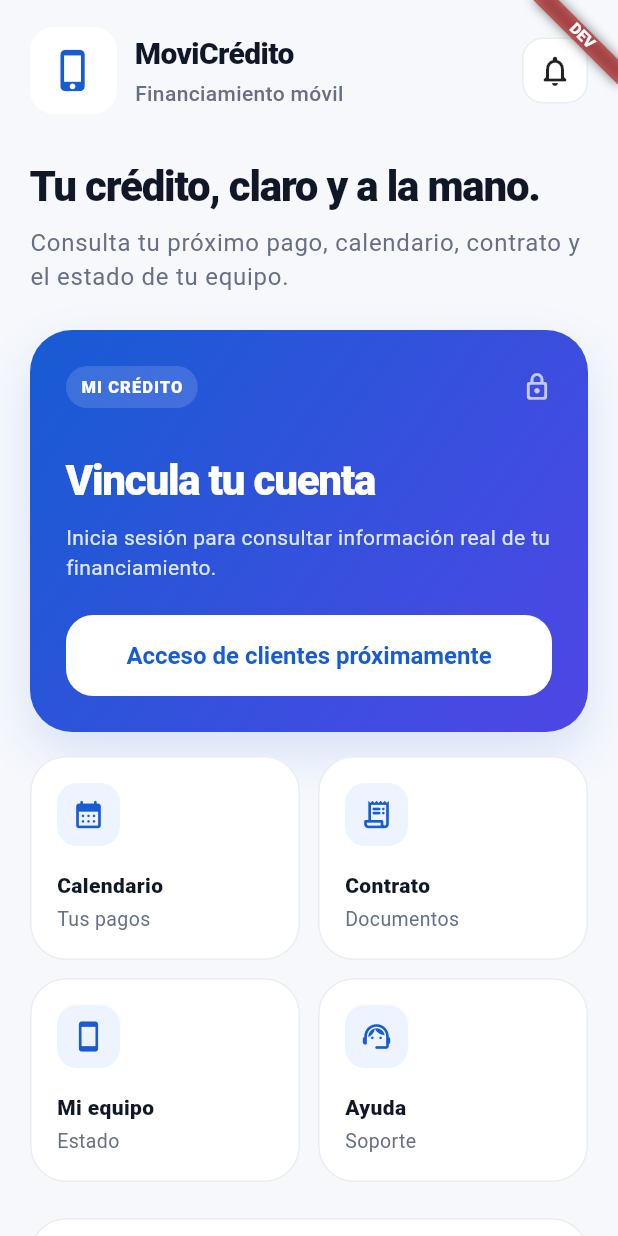
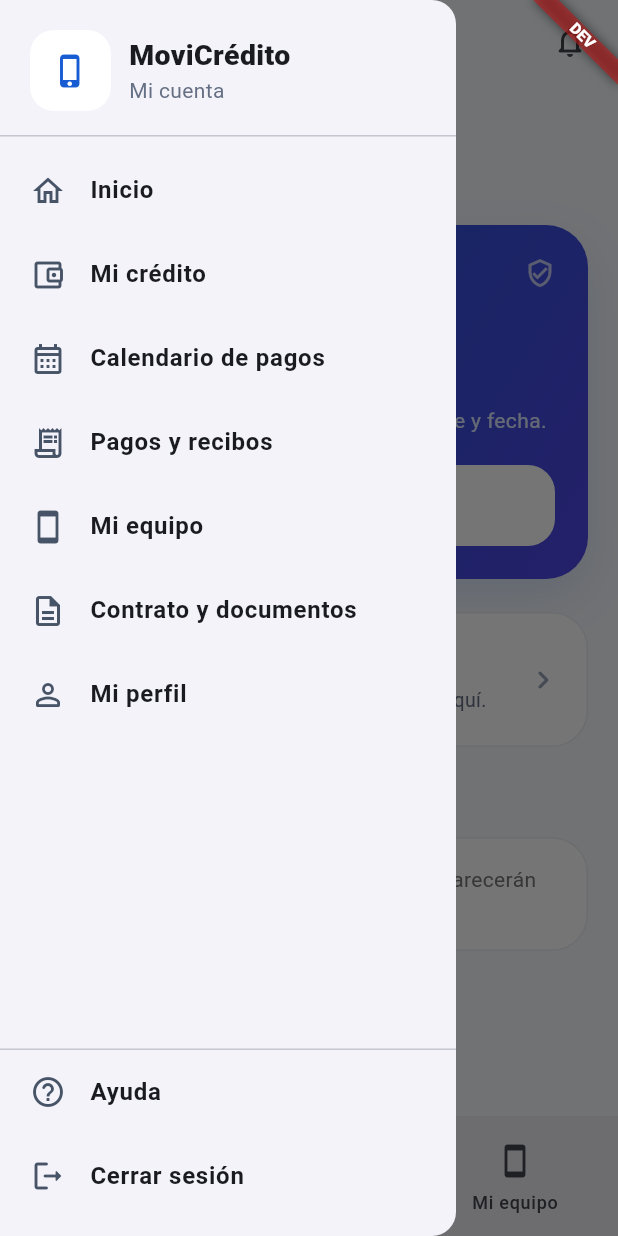
Before and after one commit to sauljavier6/movicredito_app, a Flutter app: the HomePage screen opened directly, with the side drawer open (before the commit the screen has no drawer), on a phone screen of 412 x 824 dp. Run offline on Flutter 3.47's test engine with Material 3 defaults, Android fonts, the phone set to English and light mode, and no system bars; network calls fail.

Commit message:
Simplify credit home and add navigation drawer

```diff
--- a/lib/src/features/home/home_page.dart
+++ b/lib/src/features/home/home_page.dart
@@ -1,8 +1,5 @@
 import 'package:flutter/material.dart';
-import '../../config/app_config.dart';
-
-const _brandLogoUrl =
-    'https://raw.githubusercontent.com/sauljavier6/movicredito_frontend/main/public/logo.jpg';
+import '../../widgets/brand_logo.dart';
 
 class HomePage extends StatelessWidget {
   const HomePage({super.key});
@@ -10,72 +7,122 @@ class HomePage extends StatelessWidget {
   @override
   Widget build(BuildContext context) {
     return Scaffold(
-      body: SafeArea(
-        child: ListView(
-          padding: const EdgeInsets.fromLTRB(20, 18, 20, 32),
+      drawer: const _AppDrawer(),
+      appBar: AppBar(
+        titleSpacing: 0,
+        title: const Row(
           children: [
-            const _Header(),
-            const SizedBox(height: 30),
-            Text(
-              'Tu crédito, claro y a la mano.',
-              style: Theme.of(context).textTheme.headlineMedium?.copyWith(
-                    fontWeight: FontWeight.w800,
-                    letterSpacing: -0.8,
-                    color: const Color(0xFF101828),
+            BrandLogo(size: 38, borderRadius: 11),
+            SizedBox(width: 10),
+            Text('MoviCrédito', style: TextStyle(fontWeight: FontWeight.w800, fontSize: 19)),
+          ],
         ),
+        actions: [
+          IconButton(onPressed: () {}, icon: const Icon(Icons.notifications_none_rounded)),
+          const SizedBox(width: 8),
+        ],
       ),
-            const SizedBox(height: 8),
-            Text(
-              'Consulta tu próximo pago, calendario, contrato y el estado de tu equipo.',
-              style: Theme.of(context).textTheme.bodyLarge?.copyWith(
-                    color: const Color(0xFF667085),
-                    height: 1.45,
+      body: ListView(
+        padding: const EdgeInsets.fromLTRB(20, 12, 20, 32),
+        children: const [
+          Text('Hola', style: TextStyle(color: Color(0xFF667085), fontSize: 15)),
+          SizedBox(height: 3),
+          Text('Tu crédito', style: TextStyle(fontSize: 28, fontWeight: FontWeight.w800, letterSpacing: -0.7)),
+          SizedBox(height: 18),
+          _CreditCard(),
+          SizedBox(height: 22),
+          _DeviceCard(),
+          SizedBox(height: 22),
+          Text('Actividad reciente', style: TextStyle(fontSize: 18, fontWeight: FontWeight.w800)),
+          SizedBox(height: 12),
+          _EmptyActivity(),
+        ],
       ),
+      bottomNavigationBar: NavigationBar(
+        selectedIndex: 0,
+        destinations: [
+          NavigationDestination(icon: Icon(Icons.home_outlined), selectedIcon: Icon(Icons.home_rounded), label: 'Inicio'),
+          NavigationDestination(icon: Icon(Icons.payments_outlined), label: 'Pagos'),
+          NavigationDestination(icon: Icon(Icons.smartphone_outlined), label: 'Mi equipo'),
+        ],
+      ),
+    );
+  }
+}
+
+class _CreditCard extends StatelessWidget {
+  const _CreditCard();
+
+  @override
+  Widget build(BuildContext context) {
+    return Container(
+      padding: const EdgeInsets.all(22),
+      decoration: BoxDecoration(
+        gradient: const LinearGradient(
+          begin: Alignment.topLeft,
+          end: Alignment.bottomRight,
+          colors: [Color(0xFF175CD3), Color(0xFF4F46E5)],
+        ),
+        borderRadius: BorderRadius.circular(28),
+        boxShadow: const [BoxShadow(color: Color(0x24175CD3), blurRadius: 26, offset: Offset(0, 12))],
+      ),
+      child: Column(
+        crossAxisAlignment: CrossAxisAlignment.start,
+        children: [
+          const Row(
+            children: [
+              Text('PRÓXIMO PAGO', style: TextStyle(color: Color(0xFFDCE8FF), fontSize: 11, fontWeight: FontWeight.w800, letterSpacing: .7)),
+              Spacer(),
+              Icon(Icons.verified_user_outlined, color: Colors.white70, size: 20),
+            ],
           ),
           const SizedBox(height: 24),
-            const _CreditHero(),
-            const SizedBox(height: 16),
-            const Row(
-              children: [
-                Expanded(
-                  child: _QuickCard(
-                    icon: Icons.calendar_month_rounded,
-                    title: 'Calendario',
-                    subtitle: 'Tus pagos',
-                  ),
-                ),
-                SizedBox(width: 12),
-                Expanded(
-                  child: _QuickCard(
-                    icon: Icons.receipt_long_rounded,
-                    title: 'Contrato',
-                    subtitle: 'Documentos',
+          const Text('—', style: TextStyle(color: Colors.white, fontSize: 36, fontWeight: FontWeight.w800)),
+          const SizedBox(height: 4),
+          const Text('Conecta tu cuenta para consultar importe y fecha.', style: TextStyle(color: Color(0xFFDCE8FF), height: 1.35)),
+          const SizedBox(height: 20),
+          SizedBox(
+            width: double.infinity,
+            child: FilledButton(
+              onPressed: null,
+              style: const ButtonStyle(backgroundColor: WidgetStatePropertyAll(Colors.white), foregroundColor: WidgetStatePropertyAll(Color(0xFF175CD3))),
+              child: Text('Pagar'),
             ),
           ),
         ],
       ),
-            const SizedBox(height: 12),
-            const Row(
+    );
+  }
+}
+
+class _DeviceCard extends StatelessWidget {
+  const _DeviceCard();
+
+  @override
+  Widget build(BuildContext context) {
+    return Card(
+      child: Padding(
+        padding: const EdgeInsets.all(18),
+        child: Row(
           children: [
-                Expanded(
-                  child: _QuickCard(
-                    icon: Icons.smartphone_rounded,
-                    title: 'Mi equipo',
-                    subtitle: 'Estado',
+            Container(
+              width: 54,
+              height: 54,
+              decoration: BoxDecoration(color: const Color(0xFFEEF4FF), borderRadius: BorderRadius.circular(16)),
+              child: const Icon(Icons.smartphone_rounded, color: Color(0xFF175CD3), size: 28),
+            ),
+            const SizedBox(width: 14),
+            const Expanded(
+              child: Column(
+                crossAxisAlignment: CrossAxisAlignment.start,
+                children: [
+                  Text('Mi equipo', style: TextStyle(fontWeight: FontWeight.w800, fontSize: 16)),
+                  SizedBox(height: 4),
+                  Text('El equipo financiado aparecerá aquí.', style: TextStyle(color: Color(0xFF667085), fontSize: 13)),
+                ],
               ),
             ),
-                SizedBox(width: 12),
-                Expanded(
-                  child: _QuickCard(
-                    icon: Icons.support_agent_rounded,
-                    title: 'Ayuda',
-                    subtitle: 'Soporte',
-                  ),
-                ),
-              ],
-            ),
-            const SizedBox(height: 24),
-            const _ConnectionCard(),
+            const Icon(Icons.chevron_right_rounded, color: Color(0xFF98A2B3)),
           ],
         ),
       ),
@@ -83,187 +130,20 @@ class HomePage extends StatelessWidget {
   }
 }
 
-class _Header extends StatelessWidget {
-  const _Header();
-
-  @override
-  Widget build(BuildContext context) {
-    return Row(
-      children: [
-        ClipRRect(
-          borderRadius: BorderRadius.circular(16),
-          child: Container(
-            width: 58,
-            height: 58,
-            color: Colors.white,
-            child: Image.network(
-              _brandLogoUrl,
-              fit: BoxFit.cover,
-              errorBuilder: (_, __, ___) => const Icon(
-                Icons.phone_iphone_rounded,
-                color: Color(0xFF175CD3),
-                size: 30,
-              ),
-            ),
-          ),
-        ),
-        const SizedBox(width: 12),
-        const Expanded(
-          child: Column(
-            crossAxisAlignment: CrossAxisAlignment.start,
-            children: [
-              Text(
-                'MoviCrédito',
-                style: TextStyle(
-                  fontSize: 20,
-                  fontWeight: FontWeight.w800,
-                  letterSpacing: -0.4,
-                  color: Color(0xFF101828),
-                ),
-              ),
-              SizedBox(height: 2),
-              Text(
-                'Financiamiento móvil',
-                style: TextStyle(
-                  color: Color(0xFF667085),
-                  fontWeight: FontWeight.w500,
-                ),
-              ),
-            ],
-          ),
-        ),
-        Container(
-          width: 44,
-          height: 44,
-          decoration: BoxDecoration(
-            color: Colors.white,
-            borderRadius: BorderRadius.circular(14),
-            border: Border.all(color: const Color(0xFFE8ECF4)),
-          ),
-          child: const Icon(Icons.notifications_none_rounded),
-        ),
-      ],
-    );
-  }
-}
-
-class _CreditHero extends StatelessWidget {
-  const _CreditHero();
-
-  @override
-  Widget build(BuildContext context) {
-    return Container(
-      padding: const EdgeInsets.all(24),
-      decoration: BoxDecoration(
-        gradient: const LinearGradient(
-          begin: Alignment.topLeft,
-          end: Alignment.bottomRight,
-          colors: [Color(0xFF175CD3), Color(0xFF4F46E5)],
-        ),
-        borderRadius: BorderRadius.circular(28),
-        boxShadow: const [
-          BoxShadow(
-            color: Color(0x24175CD3),
-            blurRadius: 28,
-            offset: Offset(0, 14),
-          ),
-        ],
-      ),
-      child: Column(
-        crossAxisAlignment: CrossAxisAlignment.start,
-        children: [
-          Row(
-            children: [
-              Container(
-                padding: const EdgeInsets.symmetric(horizontal: 10, vertical: 6),
-                decoration: BoxDecoration(
-                  color: Colors.white.withValues(alpha: 0.14),
-                  borderRadius: BorderRadius.circular(999),
-                ),
-                child: const Text(
-                  'MI CRÉDITO',
-                  style: TextStyle(
-                    color: Colors.white,
-                    fontSize: 11,
-                    fontWeight: FontWeight.w800,
-                    letterSpacing: 0.7,
-                  ),
-                ),
-              ),
-              const Spacer(),
-              const Icon(Icons.lock_outline_rounded, color: Colors.white70, size: 20),
-            ],
-          ),
-          const SizedBox(height: 28),
-          const Text(
-            'Vincula tu cuenta',
-            style: TextStyle(
-              color: Colors.white,
-              fontSize: 28,
-              fontWeight: FontWeight.w800,
-              letterSpacing: -0.8,
-            ),
-          ),
-          const SizedBox(height: 8),
-          const Text(
-            'Inicia sesión para consultar información real de tu financiamiento.',
-            style: TextStyle(color: Color(0xFFDCE8FF), height: 1.4),
-          ),
-          const SizedBox(height: 22),
-          FilledButton(
-            onPressed: null,
-            style: const ButtonStyle(
-              backgroundColor: WidgetStatePropertyAll(Colors.white),
-              foregroundColor: WidgetStatePropertyAll(Color(0xFF175CD3)),
-            ),
-            child: const Text('Acceso de clientes próximamente'),
-          ),
-        ],
-      ),
-    );
-  }
-}
-
-class _QuickCard extends StatelessWidget {
-  const _QuickCard({
-    required this.icon,
-    required this.title,
-    required this.subtitle,
-  });
-
-  final IconData icon;
-  final String title;
-  final String subtitle;
+class _EmptyActivity extends StatelessWidget {
+  const _EmptyActivity();
 
   @override
   Widget build(BuildContext context) {
     return Card(
       child: Padding(
         padding: const EdgeInsets.all(18),
-        child: Column(
-          crossAxisAlignment: CrossAxisAlignment.start,
+        child: Row(
           children: [
-            Container(
-              width: 42,
-              height: 42,
-              decoration: BoxDecoration(
-                color: const Color(0xFFEEF4FF),
-                borderRadius: BorderRadius.circular(13),
-              ),
-              child: Icon(icon, color: const Color(0xFF175CD3), size: 22),
-            ),
-            const SizedBox(height: 16),
-            Text(
-              title,
-              style: const TextStyle(
-                fontWeight: FontWeight.w800,
-                color: Color(0xFF101828),
-              ),
-            ),
-            const SizedBox(height: 3),
-            Text(
-              subtitle,
-              style: const TextStyle(color: Color(0xFF667085), fontSize: 13),
+            const Icon(Icons.receipt_long_outlined, color: Color(0xFF98A2B3)),
+            const SizedBox(width: 12),
+            Expanded(
+              child: Text('Tus pagos y movimientos reales aparecerán aquí.', style: TextStyle(color: Colors.grey.shade600)),
             ),
           ],
         ),
@@ -272,51 +152,64 @@ class _QuickCard extends StatelessWidget {
   }
 }
 
-class _ConnectionCard extends StatelessWidget {
-  const _ConnectionCard();
+class _AppDrawer extends StatelessWidget {
+  const _AppDrawer();
 
   @override
   Widget build(BuildContext context) {
-    return Card(
-      child: Padding(
-        padding: const EdgeInsets.all(18),
+    return Drawer(
+      child: SafeArea(
+        child: Column(
+          children: [
+            const Padding(
+              padding: EdgeInsets.fromLTRB(20, 20, 20, 16),
               child: Row(
+                children: [
+                  BrandLogo(size: 54, borderRadius: 16),
+                  SizedBox(width: 12),
+                  Column(
                     crossAxisAlignment: CrossAxisAlignment.start,
                     children: [
-            Container(
-              width: 42,
-              height: 42,
-              decoration: BoxDecoration(
-                color: const Color(0xFFECFDF3),
-                borderRadius: BorderRadius.circular(13),
-              ),
-              child: const Icon(Icons.cloud_done_outlined, color: Color(0xFF039855)),
-            ),
-            const SizedBox(width: 14),
-            Expanded(
-              child: Column(
-                crossAxisAlignment: CrossAxisAlignment.start,
-                children: [
-                  const Text(
-                    'Preparando conexión segura',
-                    style: TextStyle(fontWeight: FontWeight.w800),
-                  ),
-                  const SizedBox(height: 5),
-                  Text(
-                    AppConfig.apiUrl,
-                    style: const TextStyle(color: Color(0xFF667085), fontSize: 12),
-                  ),
-                  const SizedBox(height: 5),
-                  const Text(
-                    'Los saldos y pagos se mostrarán únicamente cuando provengan del backend.',
-                    style: TextStyle(color: Color(0xFF667085), height: 1.35),
+                      Text('MoviCrédito', style: TextStyle(fontSize: 19, fontWeight: FontWeight.w800)),
+                      Text('Mi cuenta', style: TextStyle(color: Color(0xFF667085))),
+                    ],
                   ),
                 ],
               ),
             ),
+            const Divider(height: 1),
+            const SizedBox(height: 8),
+            const _DrawerItem(Icons.home_outlined, 'Inicio'),
+            const _DrawerItem(Icons.account_balance_wallet_outlined, 'Mi crédito'),
+            const _DrawerItem(Icons.calendar_month_outlined, 'Calendario de pagos'),
+            const _DrawerItem(Icons.receipt_long_outlined, 'Pagos y recibos'),
+            const _DrawerItem(Icons.smartphone_outlined, 'Mi equipo'),
+            const _DrawerItem(Icons.description_outlined, 'Contrato y documentos'),
+            const _DrawerItem(Icons.person_outline_rounded, 'Mi perfil'),
+            const Spacer(),
+            const Divider(height: 1),
+            const _DrawerItem(Icons.help_outline_rounded, 'Ayuda'),
+            const _DrawerItem(Icons.logout_rounded, 'Cerrar sesión'),
+            const SizedBox(height: 12),
           ],
         ),
       ),
     );
   }
 }
+
+class _DrawerItem extends StatelessWidget {
+  const _DrawerItem(this.icon, this.label);
+  final IconData icon;
+  final String label;
+
+  @override
+  Widget build(BuildContext context) {
+    return ListTile(
+      contentPadding: const EdgeInsets.symmetric(horizontal: 20),
+      leading: Icon(icon, color: const Color(0xFF475467)),
+      title: Text(label, style: const TextStyle(fontWeight: FontWeight.w600)),
+      onTap: () => Navigator.pop(context),
+    );
+  }
+}
```
Lines whose indentation alone changed are shown as unchanged.
